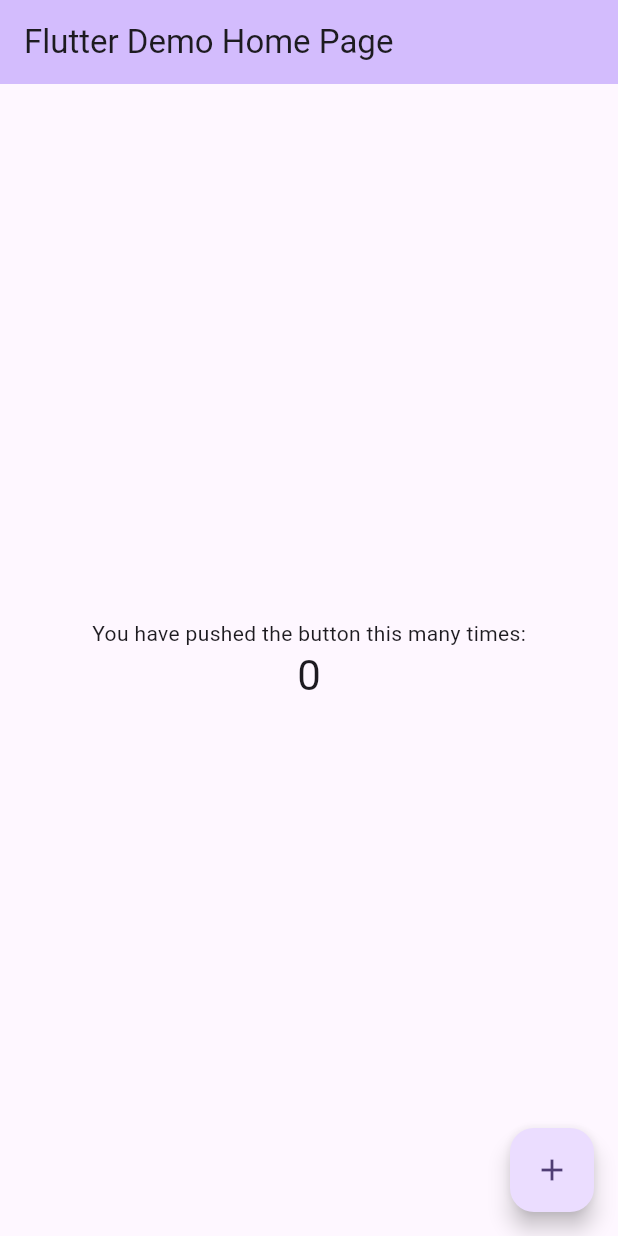
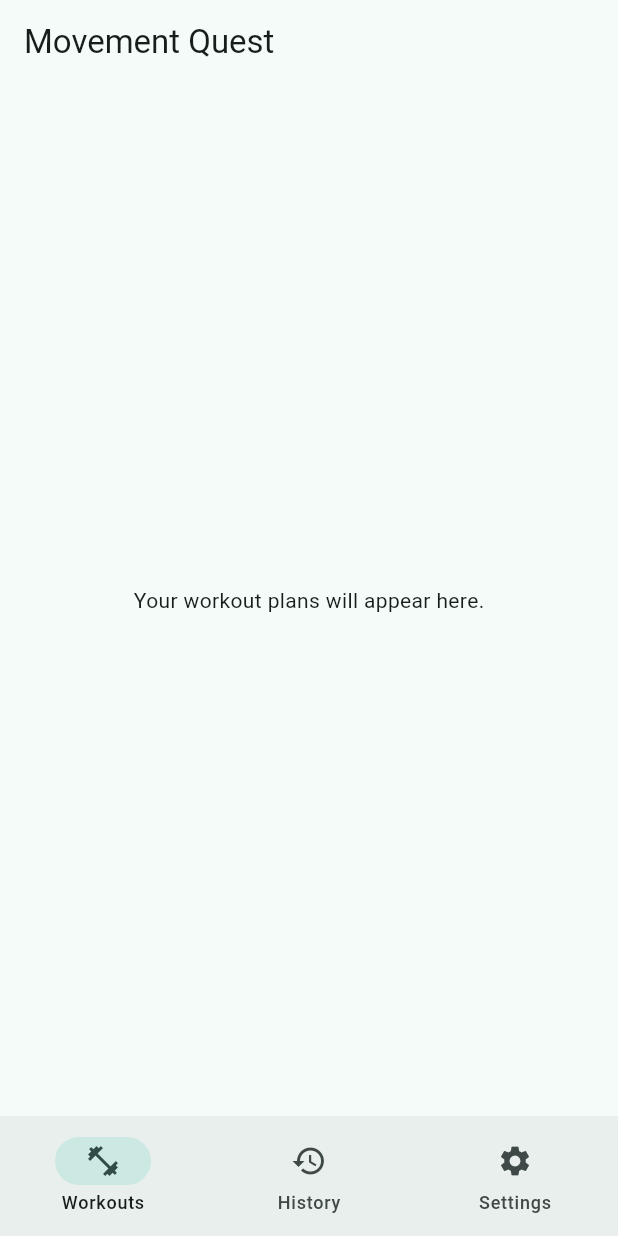
Before and after one commit to jemel119/movement_quest, a Flutter app: the screen it shows after launch, on a phone screen of 412 x 824 dp. Run offline on Flutter 3.47's test engine with Material 3 defaults, Android fonts, the phone set to English and light mode, and no system bars; our stand-ins replace sqflite; accounts and stored records are empty.

Commit message:
Connect Provider dependencies and main navigation

```diff
--- a/lib/main.dart
+++ b/lib/main.dart
@@ -1,122 +1,59 @@
+import 'dart:async';
+
 import 'package:flutter/material.dart';
+import 'package:provider/provider.dart';
+
+import 'controllers/workout_controller.dart';
+import 'data/app_database.dart';
+import 'data/sqlite_training_log_repository.dart';
+import 'data/sqlite_workout_repository.dart';
+import 'repositories/training_log_repository.dart';
+import 'repositories/workout_repository.dart';
+import 'screens/home_screen.dart';
 
 void main() {
-  runApp(const MyApp());
+  WidgetsFlutterBinding.ensureInitialized();
+
+  runApp(
+    MultiProvider(
+      providers: [
+        Provider<AppDatabase>(
+          create: (_) => AppDatabase(),
+          dispose: (_, database) => unawaited(database.close()),
+        ),
+        Provider<WorkoutRepository>(
+          create: (context) =>
+              SqliteWorkoutRepository(context.read<AppDatabase>()),
+        ),
+        Provider<TrainingLogRepository>(
+          create: (context) =>
+              SqliteTrainingLogRepository(context.read<AppDatabase>()),
+        ),
+        ChangeNotifierProvider<WorkoutController>(
+          create: (context) => WorkoutController(
+            context.read<WorkoutRepository>(),
+            context.read<TrainingLogRepository>(),
+          ),
+        ),
+      ],
+      child: const MovementQuestApp(),
+    ),
+  );
 }
 
-class MyApp extends StatelessWidget {
-  const MyApp({super.key});
+class MovementQuestApp extends StatelessWidget {
+  const MovementQuestApp({super.key});
 
-  // This widget is the root of your application.
   @override
   Widget build(BuildContext context) {
     return MaterialApp(
-      title: 'Flutter Demo',
+      title: 'Movement Quest',
+      debugShowCheckedModeBanner: false,
       theme: ThemeData(
-        // This is the theme of your application.
-        //
-        // TRY THIS: Try running your application with "flutter run". You'll see
-        // the application has a purple toolbar. Then, without quitting the app,
-        // try changing the seedColor in the colorScheme below to Colors.green
-        // and then invoke "hot reload" (save your changes or press the "hot
-        // reload" button in a Flutter-supported IDE, or press "r" if you used
-        // the command line to start the app).
-        //
-        // Notice that the counter didn't reset back to zero; the application
-        // state is not lost during the reload. To reset the state, use hot
-        // restart instead.
-        //
-        // This works for code too, not just values: Most code changes can be
-        // tested with just a hot reload.
-        colorScheme: .fromSeed(seedColor: Colors.deepPurple),
+        colorScheme: ColorScheme.fromSeed(seedColor: Colors.teal),
+        useMaterial3: true,
       ),
-      home: const MyHomePage(title: 'Flutter Demo Home Page'),
+      home: const HomeScreen(),
     );
   }
 }
-
-class MyHomePage extends StatefulWidget {
-  const MyHomePage({super.key, required this.title});
-
-  // This widget is the home page of your application. It is stateful, meaning
-  // that it has a State object (defined below) that contains fields that affect
-  // how it looks.
-
-  // This class is the configuration for the state. It holds the values (in this
-  // case the title) provided by the parent (in this case the App widget) and
-  // used by the build method of the State. Fields in a Widget subclass are
-  // always marked "final".
-
-  final String title;
-
-  @override
-  State<MyHomePage> createState() => _MyHomePageState();
-}
-
-class _MyHomePageState extends State<MyHomePage> {
-  int _counter = 0;
-
-  void _incrementCounter() {
-    setState(() {
-      // This call to setState tells the Flutter framework that something has
-      // changed in this State, which causes it to rerun the build method below
-      // so that the display can reflect the updated values. If we changed
-      // _counter without calling setState(), then the build method would not be
-      // called again, and so nothing would appear to happen.
-      _counter++;
-    });
-  }
-
-  @override
-  Widget build(BuildContext context) {
-    // This method is rerun every time setState is called, for instance as done
-    // by the _incrementCounter method above.
-    //
-    // The Flutter framework has been optimized to make rerunning build methods
-    // fast, so that you can just rebuild anything that needs updating rather
-    // than having to individually change instances of widgets.
-    return Scaffold(
-      appBar: AppBar(
-        // TRY THIS: Try changing the color here to a specific color (to
-        // Colors.amber, perhaps?) and trigger a hot reload to see the AppBar
-        // change color while the other colors stay the same.
-        backgroundColor: Theme.of(context).colorScheme.inversePrimary,
-        // Here we take the value from the MyHomePage object that was created by
-        // the App.build method, and use it to set our appbar title.
-        title: Text(widget.title),
-      ),
-      body: Center(
-        // Center is a layout widget. It takes a single child and positions it
-        // in the middle of the parent.
-        child: Column(
-          // Column is also a layout widget. It takes a list of children and
-          // arranges them vertically. By default, it sizes itself to fit its
-          // children horizontally, and tries to be as tall as its parent.
-          //
-          // Column has various properties to control how it sizes itself and
-          // how it positions its children. Here we use mainAxisAlignment to
-          // center the children vertically; the main axis here is the vertical
-          // axis because Columns are vertical (the cross axis would be
-          // horizontal).
-          //
-          // TRY THIS: Invoke "debug painting" (choose the "Toggle Debug Paint"
-          // action in the IDE, or press "p" in the console), to see the
-          // wireframe for each widget.
-          mainAxisAlignment: .center,
-          children: [
-            const Text('You have pushed the button this many times:'),
-            Text(
-              '$_counter',
-              style: Theme.of(context).textTheme.headlineMedium,
-            ),
-          ],
-        ),
-      ),
-      floatingActionButton: FloatingActionButton(
-        onPressed: _incrementCounter,
-        tooltip: 'Increment',
-        child: const Icon(Icons.add),
-      ),
-    );
-  }
-}
--- /dev/null
+++ b/lib/screens/home_screen.dart
@@ -0,0 +1,42 @@
+import 'package:flutter/material.dart';
+
+class HomeScreen extends StatefulWidget {
+  const HomeScreen({super.key});
+
+  @override
+  State<HomeScreen> createState() => _HomeScreenState();
+}
+
+class _HomeScreenState extends State<HomeScreen> {
+  int _selectedIndex = 0;
+
+  static const _titles = ['Movement Quest', 'Training History', 'Settings'];
+
+  static const _pages = [
+    Center(child: Text('Your workout plans will appear here.')),
+    Center(child: Text('Your training history will appear here.')),
+    Center(child: Text('Your preferences will appear here.')),
+  ];
+
+  @override
+  Widget build(BuildContext context) {
+    return Scaffold(
+      appBar: AppBar(title: Text(_titles[_selectedIndex])),
+      body: IndexedStack(index: _selectedIndex, children: _pages),
+      bottomNavigationBar: NavigationBar(
+        selectedIndex: _selectedIndex,
+        onDestinationSelected: (index) {
+          setState(() => _selectedIndex = index);
+        },
+        destinations: const [
+          NavigationDestination(
+            icon: Icon(Icons.fitness_center),
+            label: 'Workouts',
+          ),
+          NavigationDestination(icon: Icon(Icons.history), label: 'History'),
+          NavigationDestination(icon: Icon(Icons.settings), label: 'Settings'),
+        ],
+      ),
+    );
+  }
+}
```
Also changed, not shown: 1 other file.
